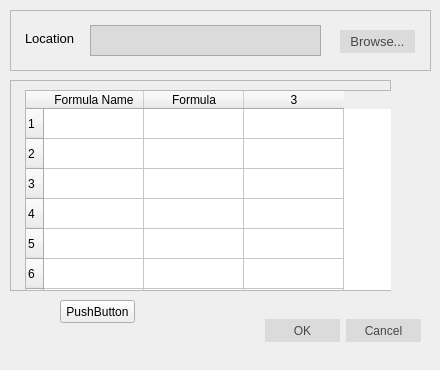
Qt form dlgloadformula.ui (rddealwis/Formular_Calculator_and_Integrator) before a commit.
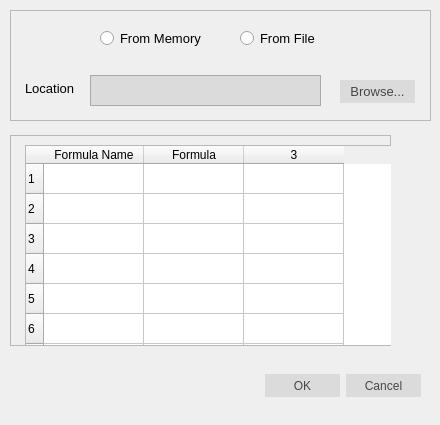
The same form after that commit. Icons and pictures are not drawn.

Commit message: Added 2 radio buttons to load & save formula.

The edit to the form file:
```diff
--- a/dlgloadformula.ui
+++ b/dlgloadformula.ui
@@ -7,7 +7,7 @@
     <x>0</x>
     <y>0</y>
     <width>440</width>
-    <height>370</height>
+    <height>425</height>
    </rect>
   </property>
   <property name="font">
@@ -27,7 +27,7 @@
    <property name="geometry">
     <rect>
      <x>10</x>
-     <y>315</y>
+     <y>370</y>
      <width>411</width>
      <height>32</height>
     </rect>
@@ -64,7 +64,7 @@
    <property name="geometry">
     <rect>
      <x>10</x>
-     <y>80</y>
+     <y>135</y>
      <width>381</width>
      <height>211</height>
     </rect>
@@ -125,7 +125,7 @@
      <x>10</x>
      <y>10</y>
      <width>421</width>
-     <height>61</height>
+     <height>111</height>
     </rect>
    </property>
    <property name="autoFillBackground">
@@ -141,7 +141,7 @@
     <property name="geometry">
      <rect>
       <x>330</x>
-      <y>20</y>
+      <y>70</y>
       <width>75</width>
       <height>23</height>
      </rect>
@@ -170,7 +170,7 @@
     <property name="geometry">
      <rect>
       <x>15</x>
-      <y>20</y>
+      <y>70</y>
       <width>61</width>
       <height>16</height>
      </rect>
@@ -189,7 +189,7 @@
     <property name="geometry">
      <rect>
       <x>80</x>
-      <y>15</y>
+      <y>65</y>
       <width>231</width>
       <height>31</height>
      </rect>
@@ -200,19 +200,42 @@
 }</string>
     </property>
    </widget>
-  </widget>
-  <widget class="QPushButton" name="pushButton">
+   <widget class="QRadioButton" name="rdFromMemory">
+    <property name="geometry">
+     <rect>
+      <x>90</x>
+      <y>20</y>
+      <width>111</width>
+      <height>17</height>
+     </rect>
+    </property>
+    <property name="font">
+     <font>
+      <pointsize>10</pointsize>
+     </font>
+    </property>
+    <property name="text">
+     <string>From Memory</string>
+    </property>
+   </widget>
+   <widget class="QRadioButton" name="rdFromFile">
    <property name="geometry">
     <rect>
-     <x>60</x>
-     <y>300</y>
-     <width>75</width>
-     <height>23</height>
-    </rect>
-   </property>
+      <x>230</x>
+      <y>20</y>
+      <width>82</width>
+      <height>17</height>
+     </rect>
+    </property>
+    <property name="font">
+     <font>
+      <pointsize>10</pointsize>
+     </font>
+    </property>
    <property name="text">
-    <string>PushButton</string>
-   </property>
+     <string>From File</string>
+    </property>
+   </widget>
   </widget>
  </widget>
  <resources/>
```
Lines whose indentation alone changed are shown as unchanged. The commit also changes 3 other files.
